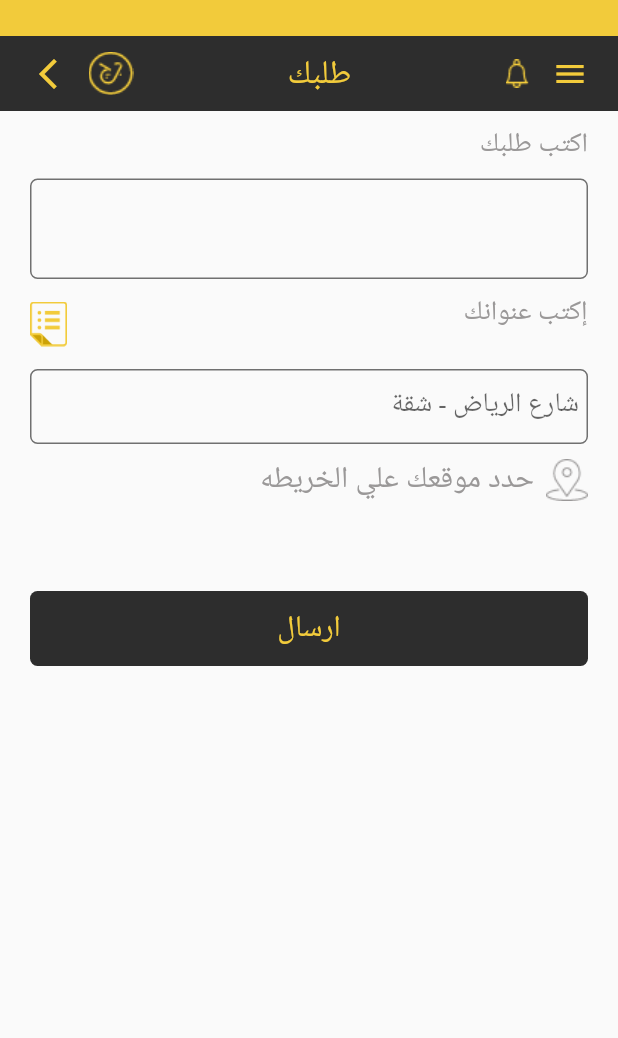
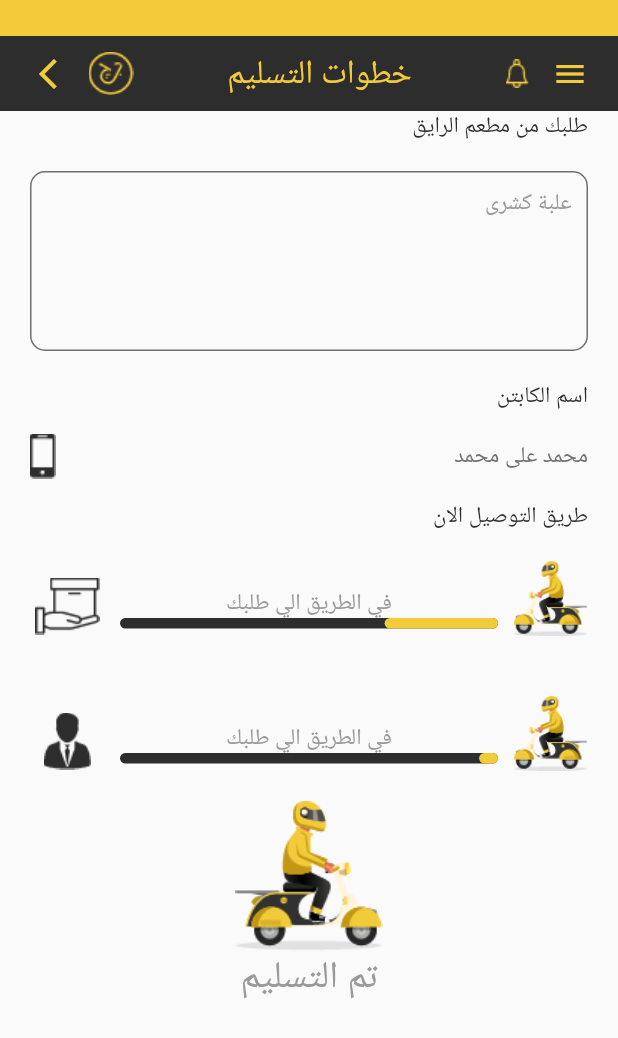
Before and after one commit to Ahmed20Salah/JP-App, a Flutter app: the screen it shows after launch, on a phone screen of 412 x 824 dp. Shown: the top 1038 px of the screen. Run offline on Flutter 3.47's test engine with Material 2 defaults, Android fonts, the phone set to English and light mode, and no system bars.

Commit message:
delivery steps

```diff
--- a/lib/main.dart
+++ b/lib/main.dart
@@ -2,6 +2,7 @@ import 'package:flutter/material.dart';
 import 'package:flutter_localizations/flutter_localizations.dart';
 import 'package:jp/model/item.dart';
 import 'package:jp/ui/pages/category.dart';
+import 'package:jp/ui/pages/delivery_steps.dart';
 import 'package:jp/ui/pages/home.dart';
 import 'package:jp/ui/pages/item_description.dart';
 import 'package:jp/ui/pages/order.dart';
@@ -30,7 +31,7 @@ class MyApp extends StatelessWidget {
       theme: ThemeData(
         primarySwatch: Colors.blue,
       ),
-      home: Order(),
+      home: DeliverySteps(),
     );
   }
 }
--- a/lib/ui/pages/category.dart
+++ b/lib/ui/pages/category.dart
@@ -3,6 +3,7 @@ import 'package:flutter/material.dart';
 import 'package:jp/model/item.dart';
 import 'package:jp/ui/widgets/appbar.dart';
 import 'package:jp/ui/widgets/drewar.dart';
+import 'package:jp/ui/widgets/notification_bar.dart';
 import 'package:jp/ui/widgets/search.dart';
 
 class Category extends StatelessWidget {
@@ -22,10 +23,7 @@ class Category extends StatelessWidget {
       ),
       body: Column(
         children: <Widget>[
-          Container(
-            color: Color(0xffF2CB3B),
-            height: 24.0,
-          ),
+         NotificationBar(),
           Appbar(title),
           Search(),
           Container(
--- /dev/null
+++ b/lib/ui/pages/delivery_steps.dart
@@ -0,0 +1,182 @@
+import 'package:flutter/material.dart';
+import 'package:flutter/widgets.dart';
+import 'package:jp/ui/widgets/appbar.dart';
+import 'package:jp/ui/widgets/notification_bar.dart';
+
+class DeliverySteps extends StatefulWidget {
+  @override
+  State<StatefulWidget> createState() {
+    return _DeliveryStepsState();
+  }
+}
+
+class _DeliveryStepsState extends State<DeliverySteps> {
+  final Color secColor = Color(0xff2D2D2D);
+  final Color mainColor = Color(0xffF2CB3B);
+
+  @override
+  Widget build(BuildContext context) {
+    return Scaffold(
+      body: SingleChildScrollView(
+        child: Column(
+          children: <Widget>[
+            NotificationBar(),
+            Appbar('خطوات التسليم'),
+            Container(
+              margin: EdgeInsets.symmetric(horizontal: 20.0),
+              height: MediaQuery.of(context).size.height -80.0 ,
+              child: ListView(
+                children: <Widget>[
+                  _title('طلبك من مطعم الرايق'),
+                  _orderDetails(),
+                  _title('اسم الكابتن'),
+                  _captinName('محمد على محمد'),
+                  _title('طريق التوصيل الان'),
+                  _grttingOrder(),
+                  _deliverOrder(),
+                  _deliverd()
+                ],
+              ),
+            )
+          ],
+        ),
+      ),
+    );
+  }
+
+  Widget _title(String title) {
+    return Container(
+      alignment: Alignment.centerRight,
+      child: Text(
+        title,
+        style: TextStyle(fontSize: 15, color: secColor),
+      ),
+    );
+  }
+
+  Widget _orderDetails() {
+    return Container(
+      margin: EdgeInsets.symmetric(vertical: 20.0),
+      padding: EdgeInsets.symmetric(vertical: 10.0, horizontal: 10.0),
+      constraints: BoxConstraints(minHeight: 120.0),
+      decoration: BoxDecoration(
+          border: Border.all(color: Color(0xff707070)),
+          borderRadius: BorderRadius.circular(10)),
+      child: Text(
+        'علبة كشرى',
+        style: TextStyle(color: Color(0xff9A9898)),
+      ),
+    );
+  }
+
+  Widget _captinName(title) {
+    return Container(
+      height: 60.0,
+      child: Row(
+        mainAxisAlignment: MainAxisAlignment.spaceBetween,
+        children: <Widget>[
+          Text(
+            title,
+            style: TextStyle(fontSize: 15, color: Color(0xff707070)),
+          ),
+          InkWell(
+            child: Container(
+              height: 30.0,
+              child: Image.asset(
+                'assets/phone.png',
+                fit: BoxFit.cover,
+              ),
+            ),
+          )
+        ],
+      ),
+    );
+  }
+
+  Widget _statusBar(double avg) {
+    return Container(
+      margin: EdgeInsets.only(bottom: 5, right: 10, left: 10),
+      width: MediaQuery.of(context).size.width - 160.0,
+      child: Column(
+        children: <Widget>[
+          Text('في الطريق الي طلبك' , style: TextStyle(color: Color(0xff9A9898)),) ,
+          Stack(
+            children: <Widget>[
+              Container(
+                width: MediaQuery.of(context).size.width,
+                height: 7.0,
+                decoration: BoxDecoration(
+                    color: secColor, borderRadius: BorderRadius.circular(5)),
+              ),
+              Container(
+                width: (MediaQuery.of(context).size.width - 160) * avg,
+                height: 7.0,
+                decoration: BoxDecoration(
+                    color: mainColor, borderRadius: BorderRadius.circular(5)),
+              ),
+            ],
+          ),
+        ],
+      ),
+    );
+  }
+
+  Widget _grttingOrder() {
+    return Container(
+      margin: EdgeInsets.symmetric(vertical: 20.0),
+      child: Row(
+        crossAxisAlignment: CrossAxisAlignment.end,
+        children: <Widget>[
+          Container(
+            width: 50.0,
+            height: 50.0,
+            child: Image.asset('assets/captin_icon.png'),
+          ),
+          _statusBar(3/10),
+          Container(
+            width: 50.0,
+            height: 40.0,
+            child: Image.asset('assets/box.png'),
+          ),
+        ],
+      ),
+    );
+  }
+
+  Widget _deliverOrder() {
+    return Container(
+      margin: EdgeInsets.symmetric(vertical: 20.0),
+      child: Row(
+        crossAxisAlignment: CrossAxisAlignment.end,
+        children: <Widget>[
+          Container(
+            width: 50.0,
+            height: 50.0,
+            child: Image.asset('assets/captin_icon.png'),
+          ),
+          _statusBar(5/100),
+          Container(
+            width: 50.0,
+            height: 40.0,
+            child: Image.asset('assets/person.png'),
+          ),
+        ],
+      ),
+    );
+  }
+
+  Widget _deliverd(){
+    return Container(
+      child: Column(
+        children: <Widget>[
+          Container(
+            width: 200.0,
+            height: 100.0,
+            child: Image.asset('assets/deliverd.png'),
+          ),
+          Text('تم التسليم' , style: TextStyle(fontSize: 25 , color: Color(0xff9A9898)),)
+        ],
+      ),
+    );
+  }
+}
--- a/lib/ui/pages/home.dart
+++ b/lib/ui/pages/home.dart
@@ -1,6 +1,7 @@
 import 'package:flutter/material.dart';
 import 'package:jp/ui/widgets/appbar.dart';
 import 'package:jp/ui/widgets/drewar.dart';
+import 'package:jp/ui/widgets/notification_bar.dart';
 import 'package:jp/ui/widgets/search.dart';
 
 class Home extends StatefulWidget {
@@ -20,7 +21,12 @@ class HomeState extends State<Home> {
         child: DrawerDesgin(),
       ),
       body: ListView(
-        children: <Widget>[Appbar('الرئيسية'), Search(), _body()],
+        children: <Widget>[
+          NotificationBar(),
+          Appbar('الرئيسية'),
+          Search(),
+          _body()
+        ],
       ),
     );
   }
--- a/lib/ui/pages/item_description.dart
+++ b/lib/ui/pages/item_description.dart
@@ -4,6 +4,7 @@ import 'package:jp/model/item.dart';
 import 'package:jp/ui/widgets/appbar.dart';
 import 'package:jp/ui/widgets/drewar.dart';
 import 'package:jp/ui/widgets/search.dart';
+import 'package:jp/ui/widgets/notification_bar.dart';
 
 class ItemDescription extends StatelessWidget {
   final Color secColor = Color(0xff9A9898);
@@ -18,10 +19,7 @@ class ItemDescription extends StatelessWidget {
         child: DrawerDesgin(),
       ),
       body: Column(children: <Widget>[
-        Container(
-          color: Color(0xffF2CB3B),
-          height: 24.0,
-        ),
+        NotificationBar(),
         Appbar(item.name),
         Search(),
         Container(
@@ -177,10 +175,10 @@ class ItemDescription extends StatelessWidget {
     );
   }
 
-   Widget _sendButton(context) {
+  Widget _sendButton(context) {
     return Container(
       width: MediaQuery.of(context).size.width - 40.0,
-      margin: EdgeInsets.symmetric(vertical: 20.0  ,horizontal: 20.0) ,
+      margin: EdgeInsets.symmetric(vertical: 20.0, horizontal: 20.0),
       child: InkWell(
         child: Container(
           decoration: BoxDecoration(
--- a/lib/ui/pages/order.dart
+++ b/lib/ui/pages/order.dart
@@ -2,6 +2,7 @@ import 'package:flutter/cupertino.dart';
 import 'package:flutter/material.dart';
 import 'package:jp/ui/widgets/appbar.dart';
 import 'package:jp/ui/widgets/drewar.dart';
+import 'package:jp/ui/widgets/notification_bar.dart';
 
 class Order extends StatelessWidget {
   final mainColor = Color(0xffF2CB3B);
@@ -15,10 +16,7 @@ class Order extends StatelessWidget {
       ),
       body: SingleChildScrollView(child: Column(
         children: <Widget>[
-          Container(
-            color: Color(0xffF2CB3B),
-            height: 24.0,
-          ),
+          NotificationBar(),
           Appbar('طلبك'),
           Container(
           padding: EdgeInsets.symmetric(horizontal: 20.0),
--- a/lib/ui/pages/other.dart
+++ b/lib/ui/pages/other.dart
@@ -1,6 +1,7 @@
 import 'package:flutter/material.dart';
 import 'package:jp/ui/widgets/appbar.dart';
 import 'package:jp/ui/widgets/drewar.dart';
+import 'package:jp/ui/widgets/notification_bar.dart';
 import 'package:jp/ui/widgets/search.dart';
 
 class OtherScreen extends StatefulWidget {
@@ -24,10 +25,7 @@ class OtherScreenState extends State<OtherScreen> {
         child: Form(
           child: Column(
             children: <Widget>[
-              Container(
-                color: Color(0xffF2CB3B),
-                height: 24.0,
-              ),
+              NotificationBar(),
               Appbar('اخري'),
               Search(),
               Container(
--- /dev/null
+++ b/lib/ui/widgets/notification_bar.dart
@@ -0,0 +1,11 @@
+import 'package:flutter/cupertino.dart';
+
+class NotificationBar extends StatelessWidget {
+  @override
+  Widget build(BuildContext context) {
+    return Container(
+      color: Color(0xffF2CB3B),
+      height: 24.0,
+    );
+  }
+}
```
Also changed, not shown: assets/box.png (added), assets/box_active.png (added), assets/captin_icon.png (added), assets/deliverd.png (added), assets/person.png (added), assets/phone.png (added).
